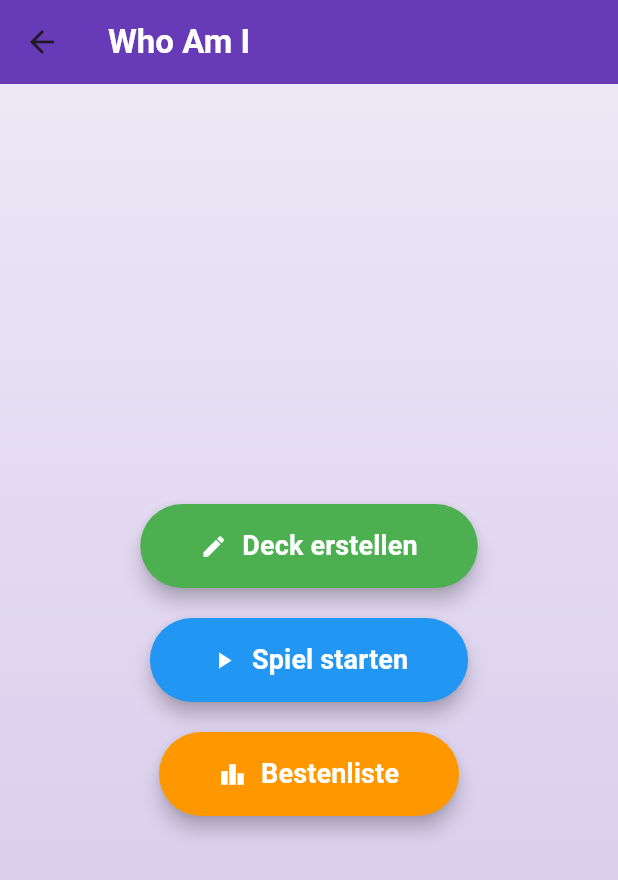
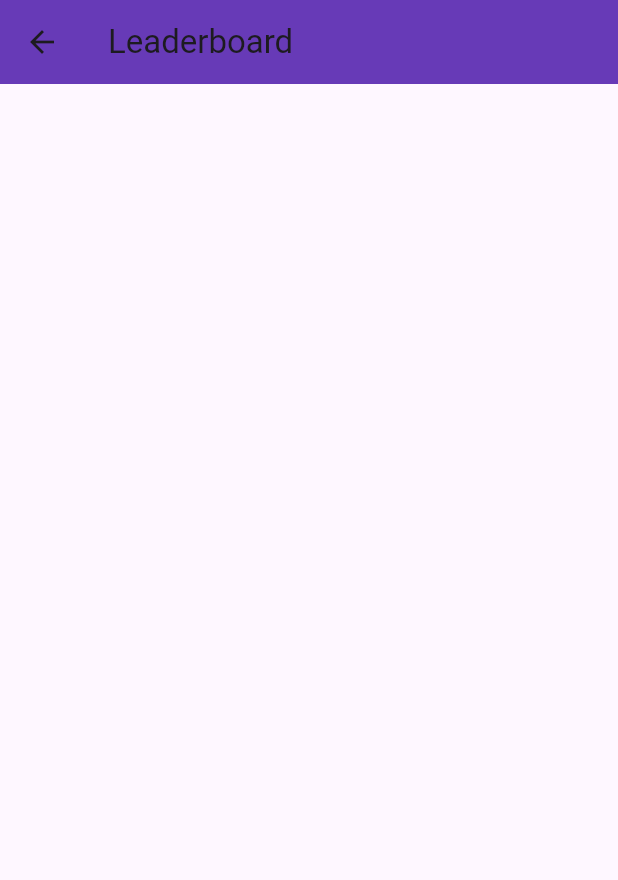
Before and after one commit to TEAMFLUTTERR/WhoAmI, a Flutter app: the screen it shows after launch, after a tap on "Bestenliste", on a phone screen of 412 x 824 dp. Shown: the top 880 px of the screen. Run offline on Flutter 3.47's test engine with Material 3 defaults, Android fonts, the phone set to English and light mode, and no system bars; our stand-ins replace sensors_plus.

Commit message:
GameStartScreen small changes, HomeScreen small changes, LeaderboardScreen template created

```diff
--- a/who_am_i/lib/screens/game_start_screen.dart
+++ b/who_am_i/lib/screens/game_start_screen.dart
@@ -20,10 +20,8 @@ class _GameStartScreenState extends State<GameStartScreen> {
   }
 
   void _initializePlayerControllers() {
-    _playerNameControllers = List.generate(
-      _playerCount,
-      (index) => TextEditingController(text: 'Spieler ${index + 1}')
-    );
+    _playerNameControllers = List.generate(_playerCount,
+        (index) => TextEditingController(text: 'Spieler ${index + 1}'));
   }
 
   @override
@@ -50,6 +48,8 @@ class _GameStartScreenState extends State<GameStartScreen> {
         elevation: 0,
       ),
       body: Container(
+        width: double.infinity,
+        height: double.infinity,
         decoration: BoxDecoration(
           gradient: LinearGradient(
             begin: Alignment.topCenter,
--- a/who_am_i/lib/screens/home_screen.dart
+++ b/who_am_i/lib/screens/home_screen.dart
@@ -42,7 +42,8 @@ class HomeScreen extends StatelessWidget {
                 Icons.create,
                 () => Navigator.push(
                   context,
-                  MaterialPageRoute(builder: (context) => const DeckCreationScreen()),
+                  MaterialPageRoute(
+                      builder: (context) => const DeckCreationScreen()),
                 ),
                 Colors.green,
               ),
@@ -53,7 +54,8 @@ class HomeScreen extends StatelessWidget {
                 Icons.play_arrow,
                 () => Navigator.push(
                   context,
-                  MaterialPageRoute(builder: (context) => const GameStartScreen()),
+                  MaterialPageRoute(
+                      builder: (context) => const GameStartScreen()),
                 ),
                 Colors.blue,
               ),
@@ -64,7 +66,11 @@ class HomeScreen extends StatelessWidget {
                 Icons.leaderboard,
                 () => Navigator.push(
                   context,
-                  MaterialPageRoute(builder: (context) => const /*LeaderboardScreen()*/ HomeScreen()), //Bitte austauschen wenn Leaderboard funktioniert.
+                  MaterialPageRoute(
+                      builder: (context) => const LeaderboardScreen(
+                            playerNames: ["Spieler 1", "Spieler 2"],
+                            playerPoints: [0, 0],
+                          )), //Hier müssten dann Werte der letzten Runde rein
                 ),
                 Colors.orange,
               ),
--- a/who_am_i/lib/screens/leaderboard_screen.dart
+++ b/who_am_i/lib/screens/leaderboard_screen.dart
@@ -52,3 +52,26 @@
 //     );
 //   }
 // }
+
+import 'package:flutter/material.dart';
+
+class LeaderboardScreen extends StatelessWidget {
+  final List<String> playerNames;
+  final List<int> playerPoints;
+
+  const LeaderboardScreen({
+    Key? key,
+    required this.playerNames,
+    required this.playerPoints,
+  }) : super(key: key);
+
+  @override
+  Widget build(BuildContext context) {
+    return Scaffold(
+      appBar: AppBar(
+        title: Text('Leaderboard'),
+        backgroundColor: Colors.deepPurple,
+      ),
+    );
+  }
+}
```
